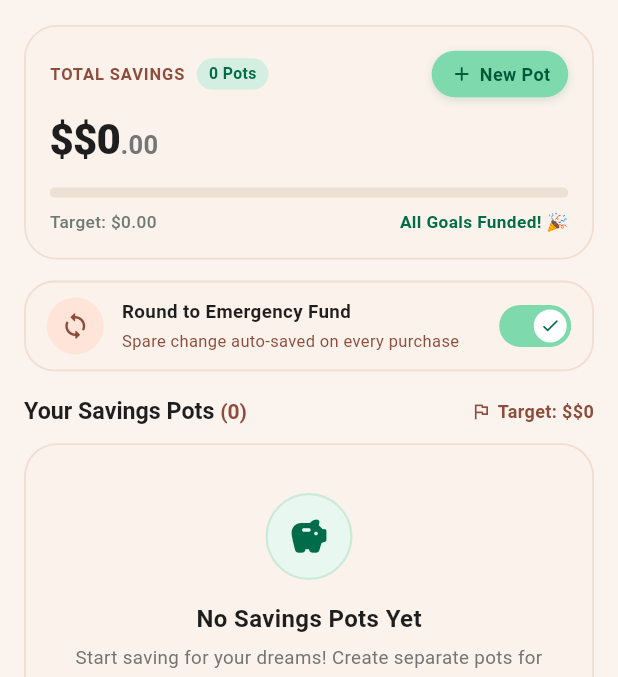
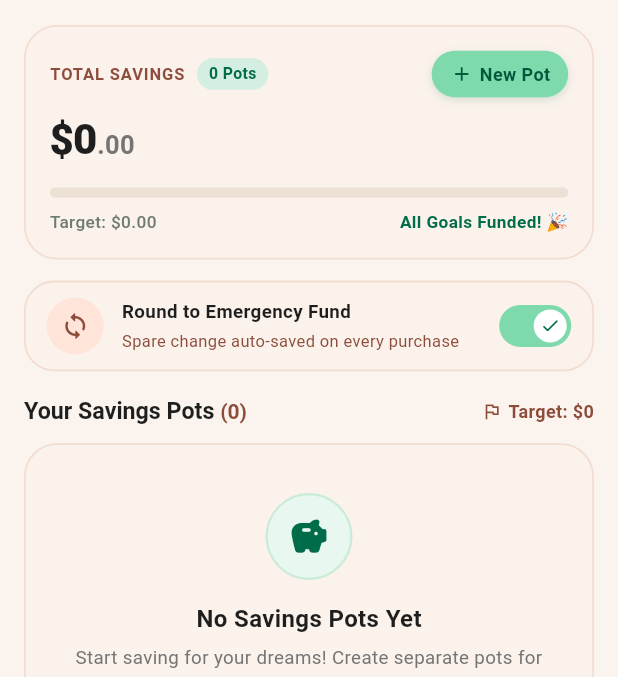
Before and after one commit to CrowZF01/selfProject_personalFinance, a Flutter app: the screen it shows after launch, item 4 of the bottom bar chosen, on a phone screen of 412 x 824 dp, the part 71-748 px from its top. Run offline on Flutter 3.47's test engine with Material 3 defaults, Android fonts, the phone set to English and light mode, and no system bars; our stand-ins replace fl_chart, sqflite, sqflite_common_ffi, sqflite_common_ffi_web; accounts and stored records are empty.

Commit message:
fix conversion

```diff
--- a/finlix/lib/screens/savings/savings_screen.dart
+++ b/finlix/lib/screens/savings/savings_screen.dart
@@ -331,7 +331,7 @@ class SavingsScreenState extends State<SavingsScreen> {
               Text(
                 AppFormatters.isIdr
                     ? AppFormatters.formatCurrency(totalSaved)
-                    : '\$${_formatCompact(totalSaved)}',
+                    : '${_formatCompact(totalSaved)}',
                 style: const TextStyle(
                   fontSize: 28,
                   fontWeight: FontWeight.w800,
@@ -533,7 +533,7 @@ class SavingsScreenState extends State<SavingsScreen> {
             ),
             const SizedBox(width: 4),
             Text(
-              'Target: \$${_formatCompact(totalTarget)}',
+              'Target: ${_formatCompact(totalTarget)}',
               style: const TextStyle(
                 fontSize: 12,
                 fontWeight: FontWeight.w600,
```
